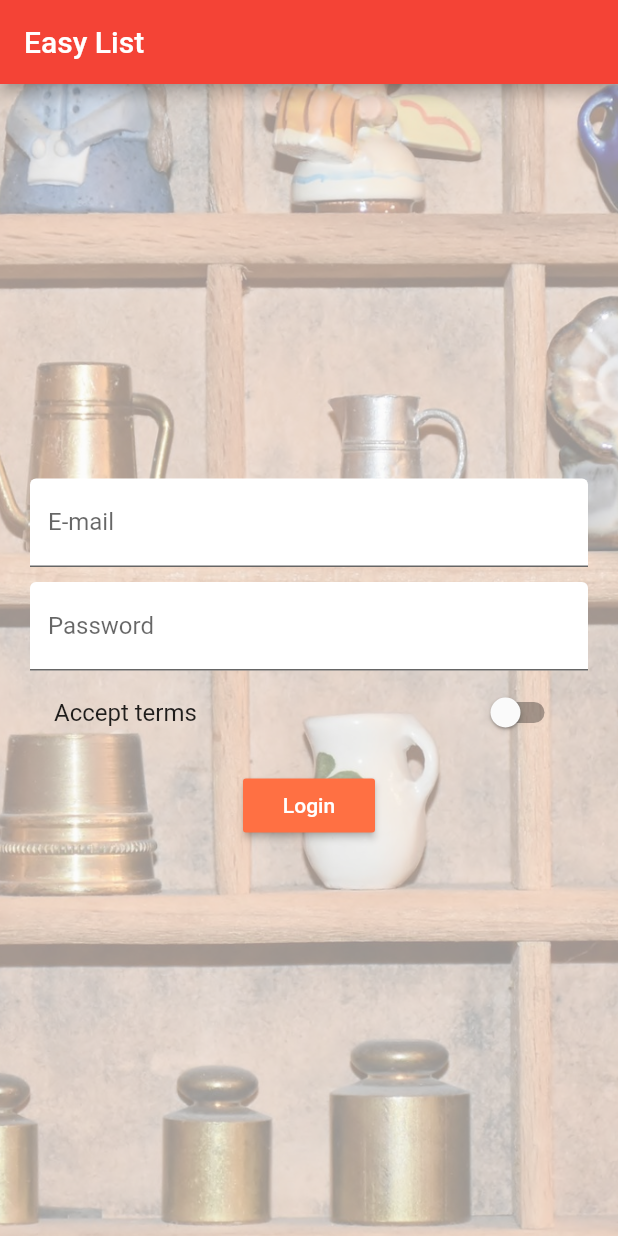
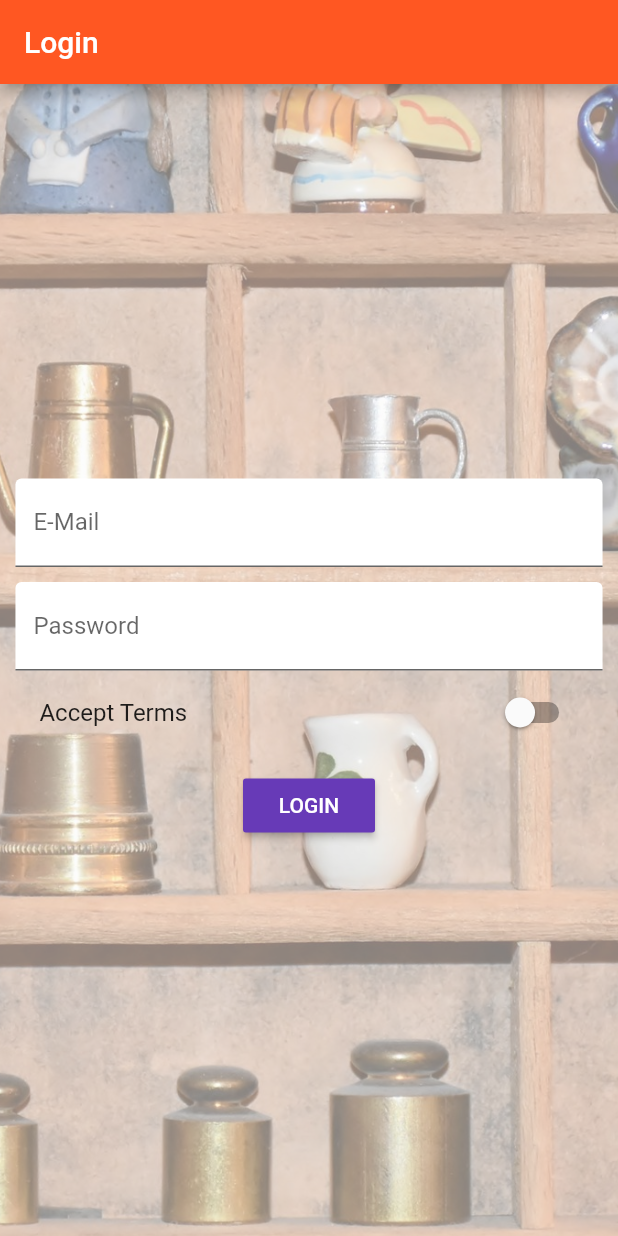
Before and after one commit to pmcarlos/flutter-products-app, a Flutter app: the screen it shows after launch, on a phone screen of 412 x 824 dp. Run offline on Flutter 3.47's test engine with Material 2 defaults, Android fonts, the phone set to English and light mode, and no system bars.

```diff
--- a/lib/main.dart
+++ b/lib/main.dart
@@ -1,11 +1,15 @@
 import 'package:flutter/material.dart';
+// import 'package:flutter/rendering.dart';
 
-import 'package:flutter_products_app/pages/products_admin.dart';
-import 'package:flutter_products_app/pages/products.dart';
-import 'package:flutter_products_app/pages/product.dart';
-import 'package:flutter_products_app/pages/auth.dart';
+import './pages/auth.dart';
+import './pages/products_admin.dart';
+import './pages/products.dart';
+import './pages/product.dart';
 
 void main() {
+  // debugPaintSizeEnabled = true;
+  // debugPaintBaselinesEnabled = true;
+  // debugPaintPointersEnabled = true;
   runApp(MyApp());
 }
 
@@ -23,6 +27,13 @@ class _MyAppState extends State<MyApp> {
     setState(() {
       _products.add(product);
     });
+    print(_products);
+  }
+
+  void _updateProduct(int index, Map<String, dynamic> product) {
+    setState(() {
+      _products[index] = product;
+    });
   }
 
   void _deleteProduct(int index) {
@@ -34,19 +45,18 @@ class _MyAppState extends State<MyApp> {
   @override
   Widget build(BuildContext context) {
     return MaterialApp(
+      // debugShowMaterialGrid: true,
       theme: ThemeData(
-        brightness: Brightness.light,
-        primarySwatch: Colors.red,
-        accentColor: Colors.deepOrange[400],
-        buttonColor: Colors.deepOrange[400],
-      ),
+          brightness: Brightness.light,
+          primarySwatch: Colors.deepOrange,
+          accentColor: Colors.deepPurple,
+          buttonColor: Colors.deepPurple),
+      // home: AuthPage(),
       routes: {
         '/': (BuildContext context) => AuthPage(),
         '/products': (BuildContext context) => ProductsPage(_products),
-        '/admin': (BuildContext context) => ProductsAdminPage(
-              _addProduct,
-              _deleteProduct,
-            ),
+        '/admin': (BuildContext context) =>
+            ProductsAdminPage(_addProduct, _updateProduct, _deleteProduct, _products),
       },
       onGenerateRoute: (RouteSettings settings) {
         final List<String> pathElements = settings.name.split('/');
@@ -55,22 +65,19 @@ class _MyAppState extends State<MyApp> {
         }
         if (pathElements[1] == 'product') {
           final int index = int.parse(pathElements[2]);
-          print('index $index');
           return MaterialPageRoute<bool>(
             builder: (BuildContext context) => ProductPage(
-                  _products[index]['title'],
-                  _products[index]['image'],
-                  _products[index]['price'],
-                  _products[index]['description'],
-                ),
+                _products[index]['title'],
+                _products[index]['image'],
+                _products[index]['price'],
+                _products[index]['description']),
           );
         }
         return null;
       },
       onUnknownRoute: (RouteSettings settings) {
         return MaterialPageRoute(
-          builder: (BuildContext context) => ProductsPage(_products),
-        );
+            builder: (BuildContext context) => ProductsPage(_products));
       },
     );
   }
--- a/lib/pages/auth.dart
+++ b/lib/pages/auth.dart
@@ -8,96 +8,114 @@ class AuthPage extends StatefulWidget {
 }
 
 class _AuthPageState extends State<AuthPage> {
-  String _emailValue;
-  String _passwordValue;
-  bool _acceptTerms = false;
+  final Map<String, dynamic> _formData = {
+    'email': null,
+    'password': null,
+    'acceptTerms': false
+  };
+  final GlobalKey<FormState> _formKey = GlobalKey<FormState>();
 
   DecorationImage _buildBackgroundImage() {
     return DecorationImage(
       fit: BoxFit.cover,
-      colorFilter: ColorFilter.mode(
-        Colors.black.withOpacity(0.42),
-        BlendMode.dstATop,
-      ),
+      colorFilter:
+          ColorFilter.mode(Colors.black.withOpacity(0.5), BlendMode.dstATop),
       image: AssetImage('assets/background.jpg'),
     );
   }
 
   Widget _buildEmailTextField() {
-    return TextField(
+    return TextFormField(
       decoration: InputDecoration(
-          labelText: 'E-mail', filled: true, fillColor: Colors.white),
+          labelText: 'E-Mail', filled: true, fillColor: Colors.white),
       keyboardType: TextInputType.emailAddress,
-      onChanged: (value) {
-        setState(() {
-          _emailValue = value;
-        });
+      validator: (String value) {
+        if (value.isEmpty ||
+            !RegExp(r"[a-z0-9!#$%&'*+/=?^_`{|}~-]+(?:\.[a-z0-9!#$%&'*+/=?^_`{|}~-]+)*@(?:[a-z0-9](?:[a-z0-9-]*[a-z0-9])?\.)+[a-z0-9](?:[a-z0-9-]*[a-z0-9])?")
+                .hasMatch(value)) {
+          return 'Please enter a valid email';
+        }
+      },
+      onSaved: (String value) {
+        _formData['email'] = value;
       },
     );
   }
 
   Widget _buildPasswordTextField() {
-    return TextField(
+    return TextFormField(
       decoration: InputDecoration(
           labelText: 'Password', filled: true, fillColor: Colors.white),
       obscureText: true,
-      onChanged: (value) {
-        setState(() {
-          _passwordValue = value;
-        });
+      validator: (String value) {
+        if (value.isEmpty || value.length < 6) {
+          return 'Password invalid';
+        }
+      },
+      onSaved: (String value) {
+        _formData['password'] = value;
       },
     );
   }
 
   Widget _buildAcceptSwitch() {
     return SwitchListTile(
-      title: Text('Accept terms'),
-      value: _acceptTerms,
+      value: _formData['acceptTerms'],
       onChanged: (bool value) {
         setState(() {
-          _acceptTerms = value;
+          _formData['acceptTerms'] = value;
         });
       },
+      title: Text('Accept Terms'),
     );
   }
 
   void _submitForm() {
-    print(_emailValue);
-    print(_passwordValue);
+    if (!_formKey.currentState.validate() || !_formData['acceptTerms']) {
+      return;
+    }
+    _formKey.currentState.save();
+    print(_formData);
     Navigator.pushReplacementNamed(context, '/products');
   }
 
   @override
   Widget build(BuildContext context) {
-    final double _deviceWidth = MediaQuery.of(context).size.width;
-    final double _targetWidth =
-        _deviceWidth > 550.0 ? 500 : _deviceWidth * 0.95;
+    final double deviceWidth = MediaQuery.of(context).size.width;
+    final double targetWidth = deviceWidth > 550.0 ? 500.0 : deviceWidth * 0.95;
     return Scaffold(
       appBar: AppBar(
-        title: Text('Easy List'),
+        title: Text('Login'),
       ),
       body: Container(
         decoration: BoxDecoration(
           image: _buildBackgroundImage(),
         ),
-        padding: EdgeInsets.all(20.0),
+        padding: EdgeInsets.all(10.0),
         child: Center(
           child: SingleChildScrollView(
             child: Container(
-              width: _targetWidth,
+              width: targetWidth,
+              child: Form(
+                key: _formKey,
                 child: Column(
                   children: <Widget>[
                     _buildEmailTextField(),
-                  SizedBox(height: 10.0),
+                    SizedBox(
+                      height: 10.0,
+                    ),
                     _buildPasswordTextField(),
                     _buildAcceptSwitch(),
-                  SizedBox(height: 10.0),
+                    SizedBox(
+                      height: 10.0,
+                    ),
                     RaisedButton(
                       textColor: Colors.white,
-                    child: Text('Login'),
-                    onPressed: () => _submitForm(),
+                      child: Text('LOGIN'),
+                      onPressed: _submitForm,
                     ),
                   ],
+                ),
               ),
             ),
           ),
--- a/lib/widgets/products/price_tag.dart
+++ b/lib/widgets/products/price_tag.dart
@@ -2,15 +2,13 @@ import 'package:flutter/material.dart';
 
 class PriceTag extends StatelessWidget {
   final String price;
+
   PriceTag(this.price);
 
   @override
   Widget build(BuildContext context) {
     return Container(
-      padding: EdgeInsets.symmetric(
-        horizontal: 6.0,
-        vertical: 2.5,
-      ),
+      padding: EdgeInsets.symmetric(horizontal: 6.0, vertical: 2.5),
       decoration: BoxDecoration(
           color: Theme.of(context).accentColor,
           borderRadius: BorderRadius.circular(5.0)),
```
Also changed, not shown: lib/pages/product.dart (+21 -26 lines), lib/pages/product_create.dart (+53 -27 lines), lib/pages/product_edit.dart (added, +160 -0 lines), lib/pages/product_list.dart (+31 -2 lines), lib/pages/products.dart (+7 -10 lines), lib/pages/products_admin.dart (+13 -10 lines), lib/widgets/helpers/ensure_visible.dart (added, +83 -0 lines), lib/widgets/products/address_tag.dart (+9 -14 lines), lib/widgets/products/product_card.dart (+12 -11 lines), lib/widgets/products/products.dart (+7 -5 lines), lib/widgets/ui_elements/title_default.dart (renamed from lib/widgets/ui/title_default.dart). Lines whose indentation alone changed are shown as unchanged.
